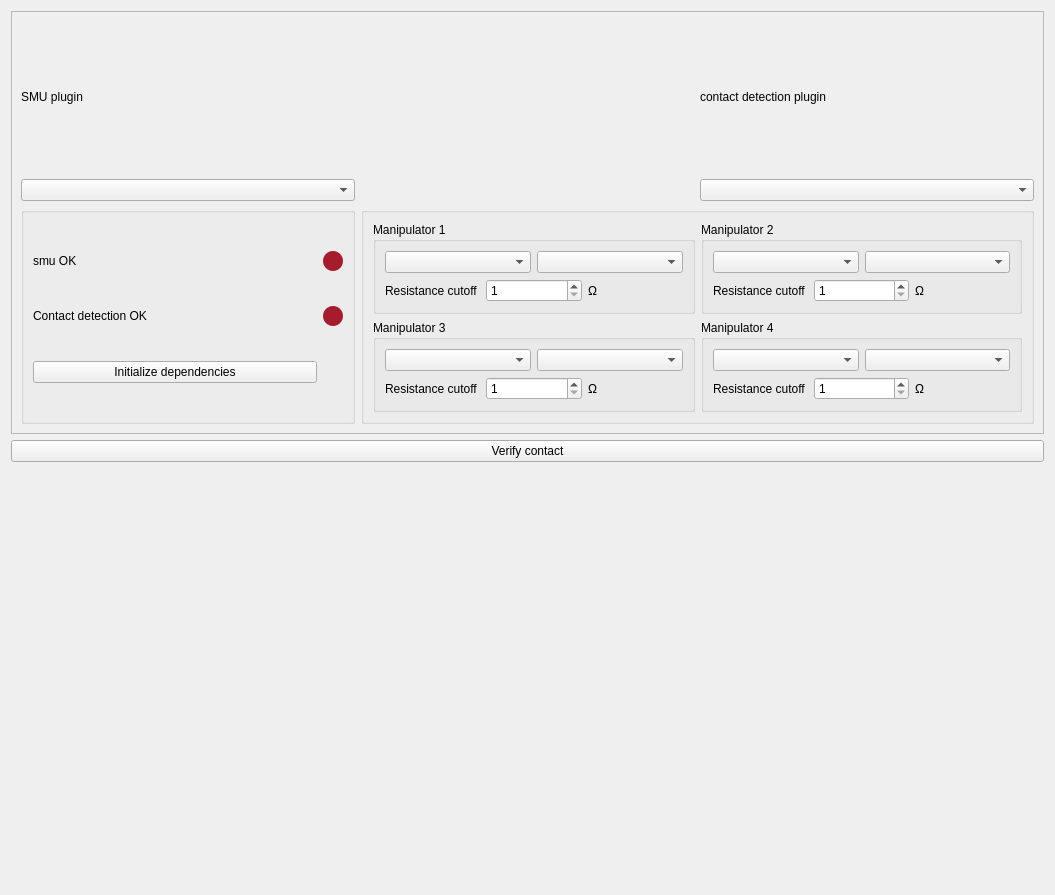
This is plugins/verify_contact/verifyContact_Settings.ui in pyIVLS/pyIVLS as Qt 5 draws it before an edit. The edited form follows.
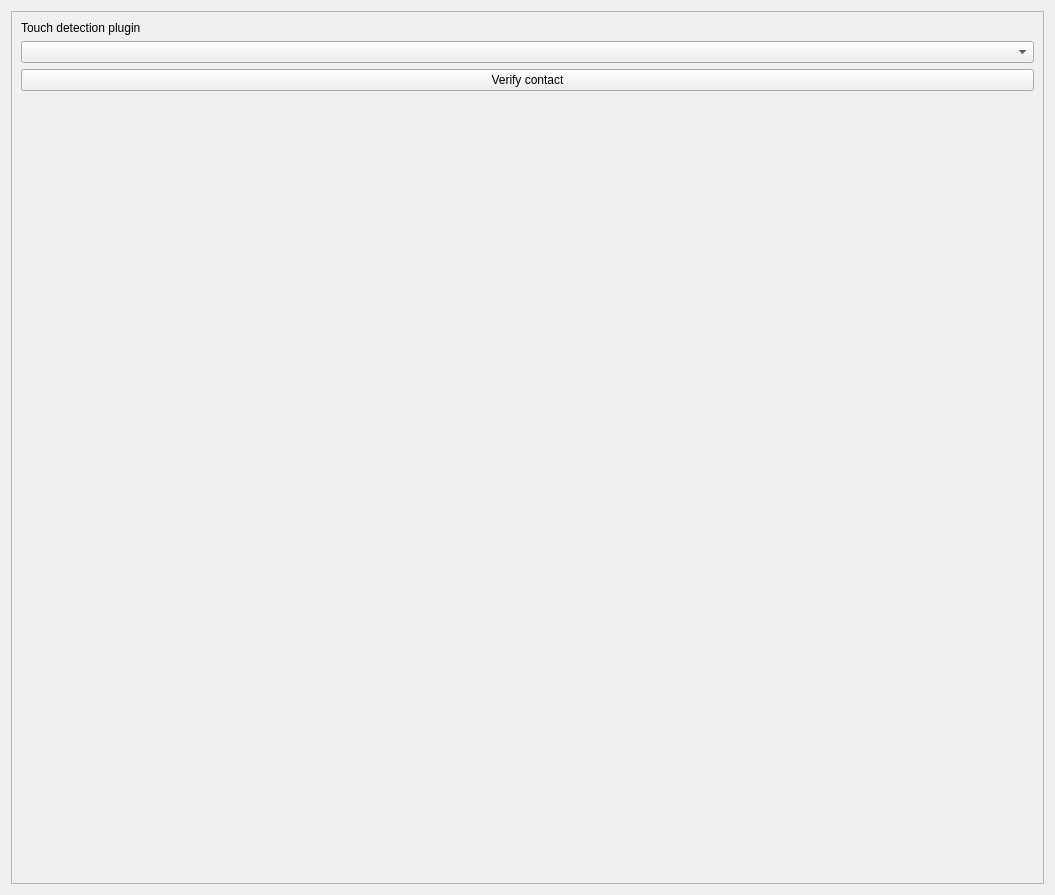
This is the edited form.

Commit message: Docs for sweep, initial impl for verificationContact

```diff
--- a/plugins/verify_contact/verifyContact_Settings.ui
+++ b/plugins/verify_contact/verifyContact_Settings.ui
@@ -20,16 +20,6 @@
    <string>touchDetect settings</string>
   </property>
   <layout class="QGridLayout" name="gridLayout">
-   <item row="2" column="0">
-    <spacer name="verticalSpacer">
-     <property name="sizeHint" stdset="0">
-      <size>
-       <width>20</width>
-       <height>40</height>
-      </size>
-     </property>
-    </spacer>
-   </item>
    <item row="0" column="0">
     <widget class="QScrollArea" name="scrollArea">
      <property name="widgetResizable">
@@ -41,314 +31,51 @@
         <x>0</x>
         <y>0</y>
         <width>1035</width>
-        <height>797</height>
+        <height>875</height>
        </rect>
       </property>
       <layout class="QGridLayout" name="gridLayout_3">
-       <item row="2" column="0">
-        <widget class="QComboBox" name="smuBox">
+       <item row="4" column="0">
+        <widget class="QComboBox" name="touchDetBox">
          <property name="placeholderText">
-          <string>no SMU plugins found</string>
-         </property>
-        </widget>
-       </item>
-       <item row="4" column="1" colspan="2">
-        <widget class="QGroupBox" name="groupBox_2">
-         <property name="title">
-          <string/>
-         </property>
-         <layout class="QGridLayout" name="gridLayout_4">
-          <item row="0" column="1">
-           <widget class="QGroupBox" name="manipulator1">
-            <property name="title">
-             <string>Manipulator 1</string>
-            </property>
-            <layout class="QVBoxLayout" name="verticalLayout">
-             <item>
-              <layout class="QHBoxLayout" name="horizontalLayout_2">
-               <item>
-                <widget class="QComboBox" name="mansmu_1"/>
-               </item>
-               <item>
-                <widget class="QComboBox" name="mancon_1"/>
-               </item>
-              </layout>
-             </item>
-             <item>
-              <layout class="QHBoxLayout" name="horizontalLayout_7">
-               <item>
-                <widget class="QLabel" name="label_10">
-                 <property name="text">
-                  <string>Resistance cutoff</string>
-                 </property>
-                </widget>
-               </item>
-               <item>
-                <widget class="QSpinBox" name="manres_1">
-                 <property name="minimum">
-                  <number>1</number>
-                 </property>
-                 <property name="maximum">
-                  <number>20</number>
-                 </property>
-                </widget>
-               </item>
-               <item>
-                <widget class="QLabel" name="label_11">
-                 <property name="text">
-                  <string>Ω</string>
-                 </property>
-                </widget>
-               </item>
-              </layout>
-             </item>
-            </layout>
-           </widget>
-          </item>
-          <item row="0" column="2">
-           <widget class="QGroupBox" name="manipulator2">
-            <property name="title">
-             <string>Manipulator 2</string>
-            </property>
-            <layout class="QVBoxLayout" name="verticalLayout_2">
-             <item>
-              <layout class="QHBoxLayout" name="horizontalLayout_3">
-               <item>
-                <widget class="QComboBox" name="mansmu_2"/>
-               </item>
-               <item>
-                <widget class="QComboBox" name="mancon_2"/>
-               </item>
-              </layout>
-             </item>
-             <item>
-              <layout class="QHBoxLayout" name="horizontalLayout_8">
-               <item>
-                <widget class="QLabel" name="label_12">
-                 <property name="text">
-                  <string>Resistance cutoff</string>
-                 </property>
-                </widget>
-               </item>
-               <item>
-                <widget class="QSpinBox" name="manres_2">
-                 <property name="minimum">
-                  <number>1</number>
-                 </property>
-                 <property name="maximum">
-                  <number>20</number>
-                 </property>
-                </widget>
-               </item>
-               <item>
-                <widget class="QLabel" name="label_13">
-                 <property name="text">
-                  <string>Ω</string>
-                 </property>
-                </widget>
-               </item>
-              </layout>
-             </item>
-            </layout>
-           </widget>
-          </item>
-          <item row="1" column="2">
-           <widget class="QGroupBox" name="manipulator4">
-            <property name="title">
-             <string>Manipulator 4</string>
-            </property>
-            <layout class="QVBoxLayout" name="verticalLayout_4">
-             <item>
-              <layout class="QHBoxLayout" name="horizontalLayout_5">
-               <item>
-                <widget class="QComboBox" name="mansmu_4"/>
-               </item>
-               <item>
-                <widget class="QComboBox" name="mancon_4"/>
-               </item>
-              </layout>
-             </item>
-             <item>
-              <layout class="QHBoxLayout" name="horizontalLayout_10">
-               <item>
-                <widget class="QLabel" name="label_16">
-                 <property name="text">
-                  <string>Resistance cutoff</string>
-                 </property>
-                </widget>
-               </item>
-               <item>
-                <widget class="QSpinBox" name="manres_4">
-                 <property name="minimum">
-                  <number>1</number>
-                 </property>
-                 <property name="maximum">
-                  <number>20</number>
-                 </property>
-                </widget>
-               </item>
-               <item>
-                <widget class="QLabel" name="label_17">
-                 <property name="text">
-                  <string>Ω</string>
-                 </property>
-                </widget>
-               </item>
-              </layout>
-             </item>
-            </layout>
-           </widget>
-          </item>
-          <item row="1" column="1">
-           <widget class="QGroupBox" name="manipulator3">
-            <property name="title">
-             <string>Manipulator 3</string>
-            </property>
-            <layout class="QVBoxLayout" name="verticalLayout_3">
-             <item>
-              <layout class="QHBoxLayout" name="horizontalLayout_4">
-               <item>
-                <widget class="QComboBox" name="mansmu_3"/>
-               </item>
-               <item>
-                <widget class="QComboBox" name="mancon_3"/>
-               </item>
-              </layout>
-             </item>
-             <item>
-              <layout class="QHBoxLayout" name="horizontalLayout_9">
-               <item>
-                <widget class="QLabel" name="label_14">
-                 <property name="text">
-                  <string>Resistance cutoff</string>
-                 </property>
-                </widget>
-               </item>
-               <item>
-                <widget class="QSpinBox" name="manres_3">
-                 <property name="minimum">
-                  <number>1</number>
-                 </property>
-                 <property name="maximum">
-                  <number>20</number>
-                 </property>
-                </widget>
-               </item>
-               <item>
-                <widget class="QLabel" name="label_15">
-                 <property name="text">
-                  <string>Ω</string>
-                 </property>
-                </widget>
-               </item>
-              </layout>
-             </item>
-            </layout>
-           </widget>
-          </item>
-         </layout>
-        </widget>
-       </item>
-       <item row="0" column="2">
-        <widget class="QLabel" name="label_3">
-         <property name="text">
-          <string>contact detection plugin</string>
+          <string>No touch detect plugins found</string>
          </property>
         </widget>
        </item>
        <item row="0" column="0">
         <widget class="QLabel" name="label">
          <property name="text">
-          <string>SMU plugin</string>
+          <string>Touch detection plugin</string>
          </property>
+         <property name="alignment">
+          <set>Qt::AlignBottom|Qt::AlignLeading|Qt::AlignLeft</set>
+         </property>
         </widget>
        </item>
-       <item row="4" column="0">
-        <widget class="QGroupBox" name="groupBox">
-         <property name="title">
-          <string/>
+       <item row="6" column="0">
+        <widget class="QPushButton" name="pushButton">
+         <property name="text">
+          <string>Verify contact</string>
          </property>
-         <layout class="QGridLayout" name="gridLayout_2">
-          <item row="3" column="0">
-           <widget class="QPushButton" name="initButton">
-            <property name="text">
-             <string>Initialize dependencies</string>
-            </property>
-           </widget>
-          </item>
-          <item row="2" column="0">
-           <widget class="QLabel" name="pointsStatus">
-            <property name="text">
-             <string>Contact detection OK</string>
-            </property>
-           </widget>
-          </item>
-          <item row="0" column="1">
-           <widget class="QLabel" name="smuIndicator">
-            <property name="maximumSize">
-             <size>
-              <width>20</width>
-              <height>20</height>
-             </size>
-            </property>
-            <property name="styleSheet">
-             <string notr="true">border-radius: 10px;
-background-color:rgb(165, 29, 45);
-min-height: 20px;
-min-width: 20px;</string>
-            </property>
-            <property name="text">
-             <string/>
-            </property>
-           </widget>
-          </item>
-          <item row="2" column="1">
-           <widget class="QLabel" name="conIndicator">
-            <property name="maximumSize">
-             <size>
-              <width>20</width>
-              <height>20</height>
-             </size>
-            </property>
-            <property name="styleSheet">
-             <string notr="true">border-radius: 10px;
-background-color:rgb(165, 29, 45);
-min-height: 20px;
-min-width: 20px;</string>
-            </property>
-            <property name="text">
-             <string/>
-            </property>
-           </widget>
-          </item>
-          <item row="0" column="0">
-           <widget class="QLabel" name="mmStatus">
-            <property name="text">
-             <string>smu OK</string>
-            </property>
-           </widget>
-          </item>
-         </layout>
         </widget>
        </item>
-       <item row="2" column="2">
-        <widget class="QComboBox" name="condetBox">
-         <property name="placeholderText">
-          <string>No condet plugins found</string>
+       <item row="7" column="0">
+        <spacer name="verticalSpacer_2">
+         <property name="orientation">
+          <enum>Qt::Vertical</enum>
          </property>
-        </widget>
+         <property name="sizeHint" stdset="0">
+          <size>
+           <width>20</width>
+           <height>40</height>
+          </size>
+         </property>
+        </spacer>
        </item>
       </layout>
      </widget>
     </widget>
    </item>
-   <item row="1" column="0">
-    <widget class="QPushButton" name="pushButton">
-     <property name="text">
-      <string>Verify contact</string>
-     </property>
-    </widget>
-   </item>
   </layout>
  </widget>
  <resources/>
```
The commit also changes 21 other files.
